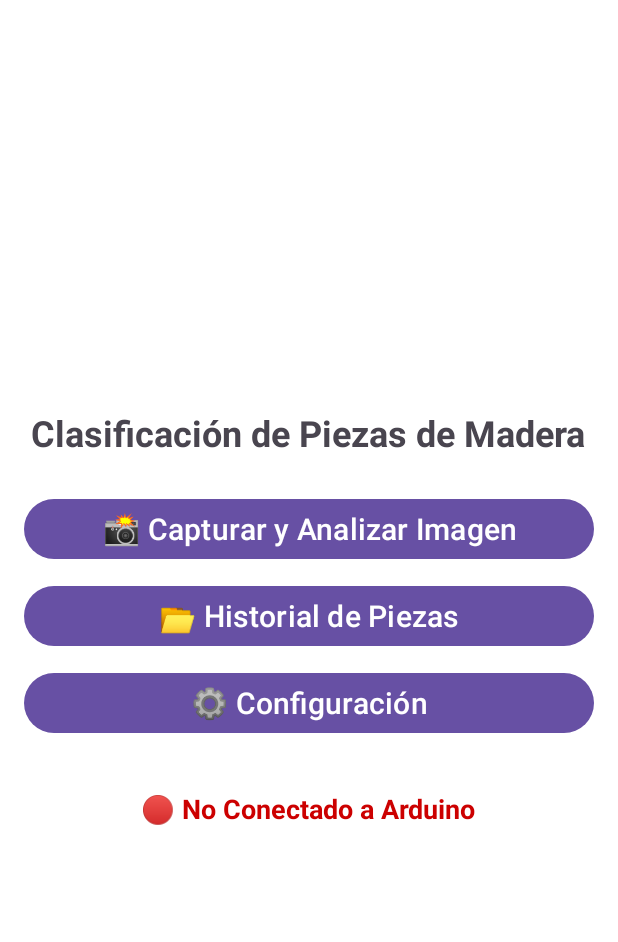
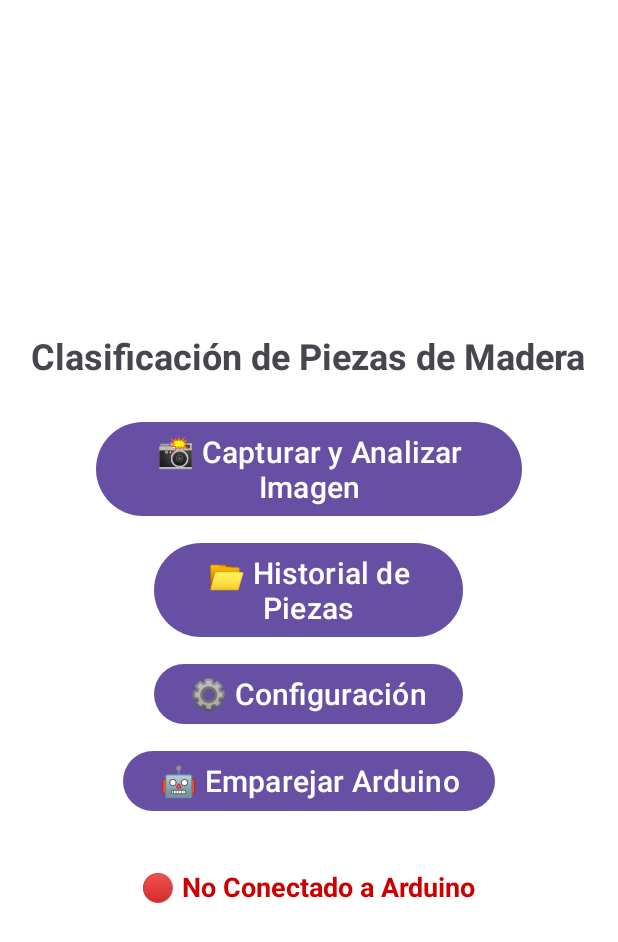
Before and after one commit to AshCrow13/opencv-app-python, an Android app: the screen it shows after launch (MainActivity), on a phone screen of 412 x 824 dp. Shown: the top 942 px of the screen. Run offline under Robolectric (Android 15) with nearby library versions, the phone set to English and light mode, and no system bars; libraries missing offline, so code that uses them is left out: com.chaquo.python; 1 statement that could not run was skipped.

Commit message:
ajustes generales en camara

```diff
--- a/app/src/main/AndroidManifest.xml
+++ b/app/src/main/AndroidManifest.xml
@@ -13,6 +13,7 @@
     <uses-permission android:name="android.permission.BLUETOOTH"/>
     <uses-permission android:name="android.permission.BLUETOOTH_ADMIN"/>
     <uses-permission android:name="android.permission.INTERNET"/>
+
 
 
     <application
--- a/app/src/main/java/com/example/opencv_app_python/MainActivity.java
+++ b/app/src/main/java/com/example/opencv_app_python/MainActivity.java
@@ -4,17 +4,27 @@ import android.content.Intent;
 import android.os.Bundle;
 import android.widget.Button;
 import android.widget.TextView;
+import android.widget.Toast;
 import androidx.activity.result.ActivityResultLauncher;
 import androidx.activity.result.contract.ActivityResultContracts;
-import androidx.annotation.Nullable;
 import androidx.appcompat.app.AppCompatActivity;
+import android.content.pm.ApplicationInfo;
+import android.content.pm.PackageManager;
+import android.util.Log;
+import java.util.List;
+import android.content.ActivityNotFoundException;
+
+
+
 
 public class MainActivity extends AppCompatActivity {
 
     private TextView tvBluetoothStatus;
     private Button btnCaptureAnalyze, btnHistory, btnSettings;
 
-    // ActivityResultLauncher para manejar el retorno desde SettingsActivity
+    private Button btnAbrirBotonera;
+
+
     private final ActivityResultLauncher<Intent> settingsLauncher =
             registerForActivityResult(new ActivityResultContracts.StartActivityForResult(), result -> {
                 if (result.getResultCode() == RESULT_OK && result.getData() != null) {
@@ -26,38 +36,60 @@ public class MainActivity extends AppCompatActivity {
     @Override
     protected void onCreate(Bundle savedInstanceState) {
         super.onCreate(savedInstanceState);
-        setContentView(R.layout.activity_menu); // Cargar el nuevo menú principal
+        setContentView(R.layout.activity_menu);
 
         // Asignación de vistas
         tvBluetoothStatus = findViewById(R.id.tvBluetoothStatus);
         btnCaptureAnalyze = findViewById(R.id.btnCaptureAnalyze);
         btnHistory = findViewById(R.id.btnHistory);
         btnSettings = findViewById(R.id.btnSettings);
+        btnAbrirBotonera = findViewById(R.id.btnAbrirBotonera); // Nuevo botón
 
-        // Configurar eventos de los botones
+        // Botón: Cámara
         btnCaptureAnalyze.setOnClickListener(v -> {
             Intent intent = new Intent(MainActivity.this, CameraActivity.class);
             startActivity(intent);
         });
 
+        // Botón: Historial
         btnHistory.setOnClickListener(v -> {
             Intent intent = new Intent(MainActivity.this, HistoryActivity.class);
             startActivity(intent);
         });
 
+        // Botón: Configuración
         btnSettings.setOnClickListener(v -> {
             Intent intent = new Intent(MainActivity.this, SettingsActivity.class);
-            settingsLauncher.launch(intent); // Usar el launcher en vez de startActivity
+            settingsLauncher.launch(intent);
         });
 
-        // Simulación del estado del Bluetooth
+        btnAbrirBotonera = findViewById(R.id.btnAbrirBotonera);
+        btnAbrirBotonera.setOnClickListener(v -> {
+            Intent intent = new Intent();
+            intent.setClassName("com.example.javibotonera", "com.example.javibotonera.Dispositivos");
+
+            try {
+                startActivity(intent);
+            } catch (ActivityNotFoundException e) {
+                Toast.makeText(this, "No se pudo encontrar la app javibotonera instalada", Toast.LENGTH_LONG).show();
+                e.printStackTrace();
+            }
+        });
+
+
+
         updateBluetoothStatus(false);
+
+        // Mostrar todos los paquetes instalados (debug)
+        PackageManager pm = getPackageManager();
+        List<ApplicationInfo> apps = pm.getInstalledApplications(0);
+
+        for (ApplicationInfo app : apps) {
+            Log.d("InstalledApp", "Package: " + app.packageName);
+        }
+
     }
 
-    /**
-     * Actualiza el estado del Bluetooth en la pantalla.
-     * @param isConnected True si está conectado, False si no.
-     */
     private void updateBluetoothStatus(boolean isConnected) {
         if (isConnected) {
             tvBluetoothStatus.setText("🔵 Conectado a Arduino");
--- a/app/src/main/res/layout/activity_menu.xml
+++ b/app/src/main/res/layout/activity_menu.xml
@@ -23,28 +23,36 @@
 
     <Button
         android:id="@+id/btnCaptureAnalyze"
-        android:layout_width="match_parent"
+        android:layout_width="284dp"
         android:layout_height="wrap_content"
+        android:layout_marginBottom="10dp"
         android:text="📸 Capturar y Analizar Imagen"
-        android:textSize="20dp"
-        android:layout_marginBottom="10dp"/>
+        android:textSize="20dp" />
 
     <Button
         android:id="@+id/btnHistory"
-        android:layout_width="match_parent"
+        android:layout_width="206dp"
         android:layout_height="wrap_content"
+        android:layout_marginBottom="10dp"
         android:text="📂 Historial de Piezas"
-        android:textSize="20dp"
-        android:layout_marginBottom="10dp"/>
+        android:textSize="20dp" />
 
     <Button
         android:id="@+id/btnSettings"
-        android:layout_width="match_parent"
+        android:layout_width="wrap_content"
         android:layout_height="wrap_content"
+        android:layout_marginBottom="10dp"
         android:text="⚙️ Configuración"
-        android:textSize="20dp"
-        android:layout_marginBottom="10dp"/>
+        android:textSize="20dp" />
 
+
+    <Button
+        android:id="@+id/btnAbrirBotonera"
+        android:layout_width="wrap_content"
+        android:layout_height="wrap_content"
+        android:layout_marginBottom="10dp"
+        android:text="🤖 Emparejar Arduino"
+        android:textSize="20dp" />
 
     <!-- Estado de Bluetooth -->
     <TextView
```
Also changed, not shown: app/src/main/java/com/example/opencv_app_python/CameraActivity.java (+17 -0 lines), app/src/main/res/layout/activity_camera.xml (+8 -0 lines).
